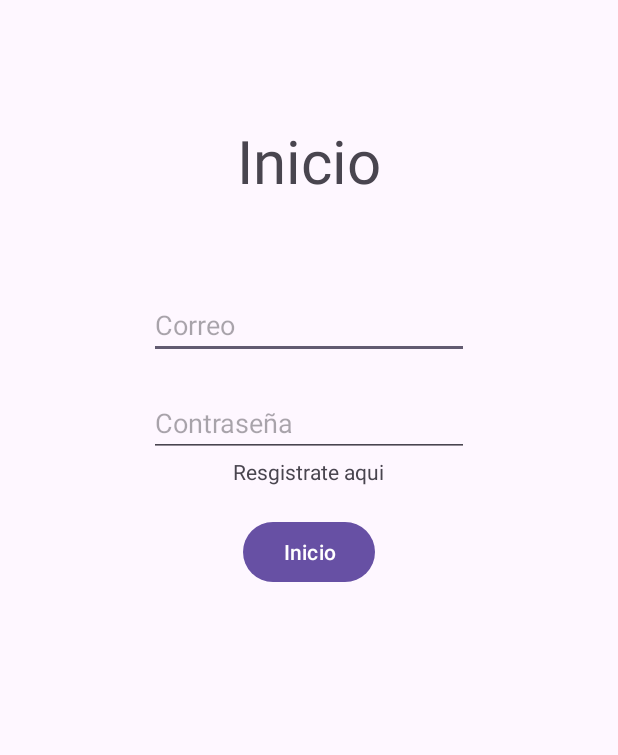
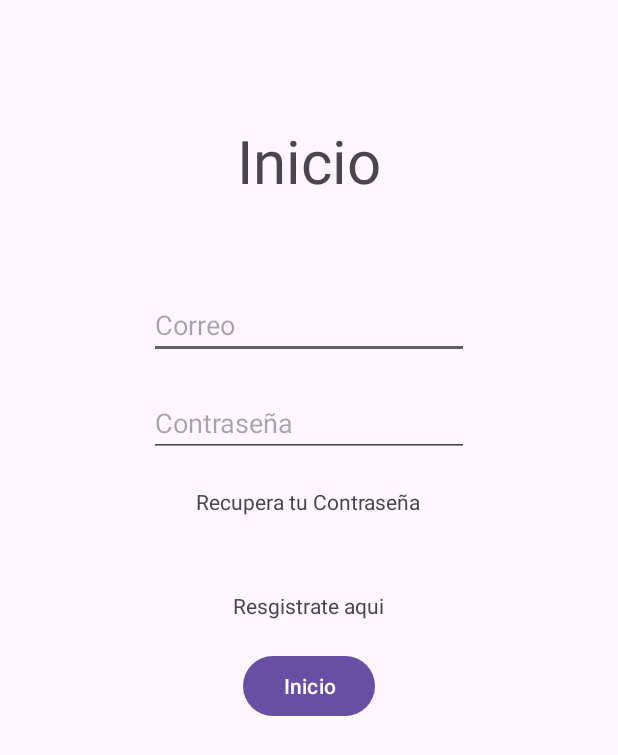
Before and after one commit to DaniAnzola/loguin, an Android app: the screen it shows after launch (MainActivity), on a phone screen of 412 x 824 dp. Shown: the top 755 px of the screen. Run offline under Robolectric (Android 15) with nearby library versions, the phone set to English and light mode, and no system bars; our stand-ins replace Firebase (no records; nobody signed in at launch, a user with empty details on screens opened directly).

Commit message:
Prueba FireBase

```diff
--- a/app/src/main/AndroidManifest.xml
+++ b/app/src/main/AndroidManifest.xml
@@ -12,6 +12,9 @@
         android:supportsRtl="true"
         android:theme="@style/Theme.Loguin"
         tools:targetApi="31">
+        <activity
+            android:name=".Recuperar"
+            android:exported="false" />
         <activity
             android:name=".Home"
             android:exported="false" />
--- a/app/src/main/java/com/example/loguin/MainActivity.java
+++ b/app/src/main/java/com/example/loguin/MainActivity.java
@@ -9,6 +9,7 @@ import android.view.View;
 import android.widget.Button;
 import android.widget.EditText;
 import android.widget.TextView;
+import android.widget.Toast;
 
 import com.google.android.gms.tasks.OnCompleteListener;
 import com.google.android.gms.tasks.Task;
@@ -18,7 +19,7 @@ import com.google.firebase.auth.FirebaseAuth;
 public class MainActivity extends AppCompatActivity {
     private EditText etCorreo, etContrasenia;
     private FirebaseAuth mAuth;
-    private TextView tvRegistro;
+    private TextView tvRegistro,tvOlvidar;
     private Button btnInicio;
     private String correo, contrasenia;
 
@@ -26,6 +27,7 @@ public class MainActivity extends AppCompatActivity {
     protected void onCreate(Bundle savedInstanceState) {
         super.onCreate(savedInstanceState);
         setContentView(R.layout.activity_main);
+        tvOlvidar=findViewById(R.id.tvOlvidar);
         etCorreo = (EditText) findViewById(R.id.etCorreo);
         etContrasenia = (EditText) findViewById(R.id.etContrasenia);
         mAuth=FirebaseAuth.getInstance();
@@ -48,6 +50,8 @@ public class MainActivity extends AppCompatActivity {
                             Intent i=new Intent(MainActivity.this, Home.class);
                             startActivity(i);
                         }else{
+                            Toast.makeText(MainActivity.this,"Revisa los campos introducidos",Toast.LENGTH_SHORT).show();
+
 
                         }
 
@@ -68,5 +72,13 @@ public class MainActivity extends AppCompatActivity {
 
             }
         });
+        tvOlvidar.setOnClickListener(new View.OnClickListener() {
+            @Override
+            public void onClick(View v) {
+                Intent i=new Intent(MainActivity.this,Recuperar.class);
+                startActivity(i);
+
+            }
+        });
     }
 }
--- a/app/src/main/res/layout/activity_main.xml
+++ b/app/src/main/res/layout/activity_main.xml
@@ -5,6 +5,7 @@
     android:layout_width="match_parent"
     android:layout_height="match_parent"
     tools:context=".MainActivity">
+
 
 
     <TextView
@@ -50,8 +51,21 @@
     <TextView
         android:id="@+id/tvRegistro"
         android:layout_width="wrap_content"
+        android:layout_below="@+id/tvOlvidar"
+        android:layout_marginTop="50dp"
+        android:layout_centerHorizontal="true"
+        android:layout_height="wrap_content"
+        android:text="Resgistrate aqui" />
+
+    <TextView
+        android:id="@+id/tvOlvidar"
+        android:layout_width="wrap_content"
+        android:layout_marginTop="20dp"
+        android:layout_marginLeft="70dp"
         android:layout_below="@+id/etContrasenia"
         android:layout_centerHorizontal="true"
         android:layout_height="wrap_content"
-        android:text="Resgistrate aqui" />
+        android:text="Recupera tu Contraseña" />
+
+
 </RelativeLayout>
```
Also changed, not shown: app/src/main/java/com/example/loguin/Recuperar.java (added, +47 -0 lines), app/src/main/res/layout/activity_recuperar.xml (added, +35 -0 lines).
